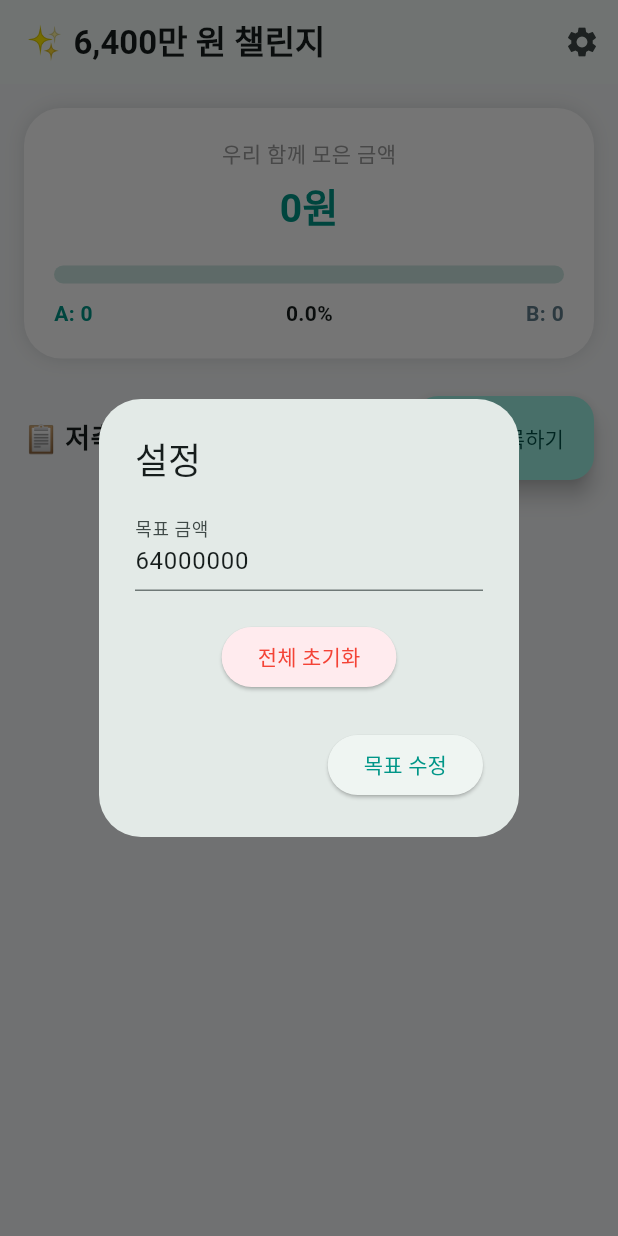
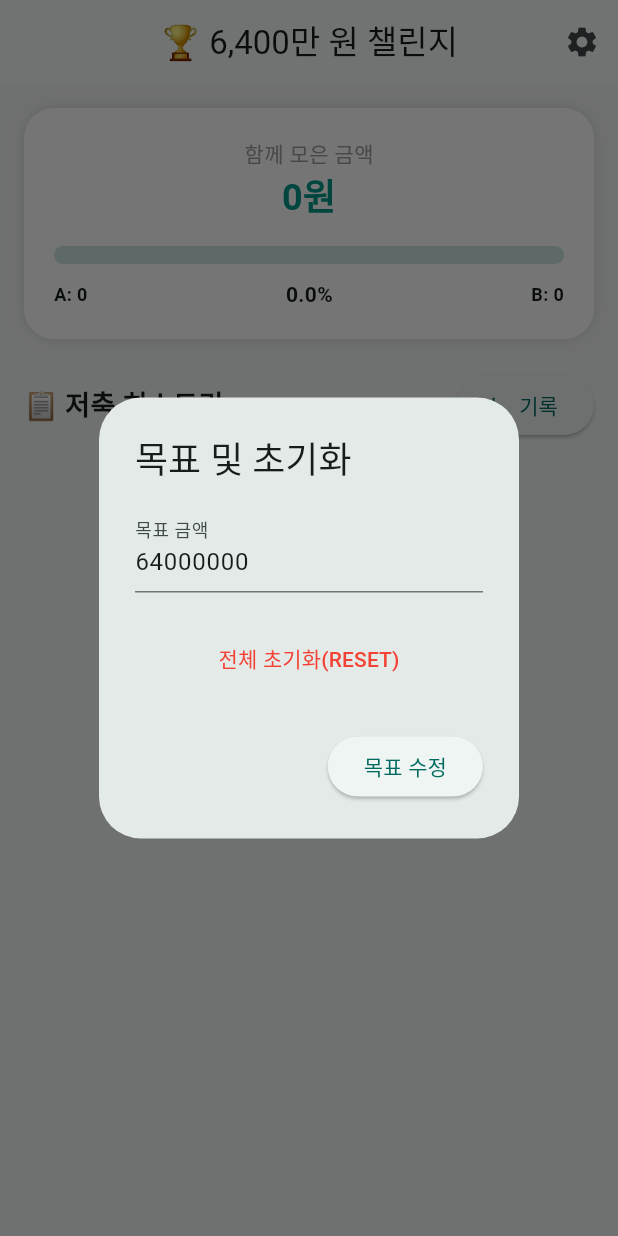
Before and after one commit to isolafide-bot/my_savings_app, a Flutter app: the screen it shows after launch, after a tap on the "settings" icon, on a phone screen of 412 x 824 dp. Run offline on Flutter 3.47's test engine with Material 3 defaults, Android fonts, the phone set to English and light mode, and no system bars; our stand-ins replace shared_preferences.

Commit message:
Refactor theme and variable names in SavingsPage

```diff
--- a/lib/main.dart
+++ b/lib/main.dart
@@ -11,10 +11,7 @@ class MySavingsApp extends StatelessWidget {
   Widget build(BuildContext context) {
     return MaterialApp(
       debugShowCheckedModeBanner: false,
-      theme: ThemeData(
-        colorScheme: ColorScheme.fromSeed(seedColor: Colors.teal, primary: Colors.teal),
-        useMaterial3: true,
-      ),
+      theme: ThemeData(colorScheme: ColorScheme.fromSeed(seedColor: Colors.teal), useMaterial3: true),
       home: const SavingsPage(),
     );
   }
@@ -29,46 +26,43 @@ class SavingsPage extends StatefulWidget {
 class _SavingsPageState extends State<SavingsPage> {
   double goalAmount = 64000000;
   List<Map<String, dynamic>> records = [];
-  final TextEditingController _amtEdit = TextEditingController();
-  final TextEditingController _goalEdit = TextEditingController();
+  final TextEditingController _amtController = TextEditingController();
+  final TextEditingController _goalController = TextEditingController();
   String selectedPartner = 'A';
 
   @override
   void initState() {
     super.initState();
-    _loadData(); // 앱 시작 시 저장된 데이터 불러오기
+    _loadData();
   }
 
-  // 데이터 저장 및 불러오기 기능
   Future<void> _loadData() async {
     final prefs = await SharedPreferences.getInstance();
     setState(() {
-      goalAmount = prefs.getDouble('goal') ?? 64000000;
-      String? savedRecords = prefs.getString('records');
-      if (savedRecords != null) {
-        records = List<Map<String, dynamic>>.from(json.decode(savedRecords));
-      }
+      goalAmount = prefs.getDouble('goal_amt') ?? 64000000;
+      String? saved = prefs.getString('savings_records');
+      if (saved != null) records = List<Map<String, dynamic>>.from(json.decode(saved));
     });
   }
 
   Future<void> _saveData() async {
     final prefs = await SharedPreferences.getInstance();
-    await prefs.setDouble('goal', goalAmount);
-    await prefs.setString('records', json.encode(records));
+    await prefs.setDouble('goal_amt', goalAmount);
+    await prefs.setString('savings_records', json.encode(records));
   }
 
   void _showInput({int? index}) {
     if (index != null) {
-      _amtEdit.text = records[index]['amount'].toString();
+      _amtController.text = records[index]['amount'].toString();
       selectedPartner = records[index]['partner'];
     } else {
-      _amtEdit.clear();
+      _amtController.clear();
       selectedPartner = 'A';
     }
     showDialog(
       context: context,
       builder: (ctx) => AlertDialog(
-        title: Text(index == null ? '💸 새로운 저축' : '✏️ 기록 수정'),
+        title: Text(index == null ? '💰 저축 기록' : '✏️ 기록 수정'),
         content: Column(mainAxisSize: MainAxisSize.min, children: [
           SegmentedButton<String>(
             segments: const [ButtonSegment(value: 'A', label: Text('파트너 A')), ButtonSegment(value: 'B', label: Text('파트너 B'))],
@@ -76,17 +70,18 @@ class _SavingsPageState extends State<SavingsPage> {
             onSelectionChanged: (val) => setState(() => selectedPartner = val.first),
           ),
           const SizedBox(height: 15),
-          TextField(controller: _amtEdit, keyboardType: TextInputType.number, decoration: const InputDecoration(labelText: '금액(원)', border: OutlineInputBorder())),
+          TextField(controller: _amtController, keyboardType: TextInputType.number, decoration: const InputDecoration(labelText: '금액(원)', border: OutlineInputBorder())),
         ]),
         actions: [
           TextButton(onPressed: () => Navigator.pop(ctx), child: const Text('취소')),
           ElevatedButton(onPressed: () {
-            if (_amtEdit.text.isEmpty) return;
+            if (_amtController.text.isEmpty) return;
             setState(() {
+              int amt = int.parse(_amtController.text);
               if (index != null) {
-                records[index] = {'date': records[index]['date'], 'partner': selectedPartner, 'amount': int.parse(_amtEdit.text)};
+                records[index] = {'date': records[index]['date'], 'partner': selectedPartner, 'amount': amt};
               } else {
-                records.insert(0, {'date': DateFormat('yyyy-MM-dd').format(DateTime.now()), 'partner': selectedPartner, 'amount': int.parse(_amtEdit.text)});
+                records.insert(0, {'date': DateFormat('yyyy-MM-dd').format(DateTime.now()), 'partner': selectedPartner, 'amount': amt});
               }
             });
             _saveData();
@@ -105,65 +100,55 @@ class _SavingsPageState extends State<SavingsPage> {
     double progress = (totalSum / goalAmount).clamp(0.0, 1.0);
 
     return Scaffold(
-      backgroundColor: const Color(0xFFF5F7F8),
-      appBar: AppBar(
-        title: const Text('✨ 6,400만 원 챌린지', style: TextStyle(fontWeight: FontWeight.bold)),
-        actions: [
+      backgroundColor: const Color(0xFFF2F4F5),
+      appBar: AppBar(title: const Text('🏆 6,400만 원 챌린지'), centerTitle: true, actions: [
         IconButton(icon: const Icon(Icons.settings), onPressed: () {
-            _goalEdit.text = goalAmount.toInt().toString();
+          _goalController.text = goalAmount.toInt().toString();
           showDialog(context: context, builder: (ctx) => AlertDialog(
-              title: const Text('설정'),
+            title: const Text('목표 및 초기화'),
             content: Column(mainAxisSize: MainAxisSize.min, children: [
-                TextField(controller: _goalEdit, keyboardType: TextInputType.number, decoration: const InputDecoration(labelText: '목표 금액')),
+              TextField(controller: _goalController, keyboardType: TextInputType.number, decoration: const InputDecoration(labelText: '목표 금액')),
               const SizedBox(height: 20),
-                ElevatedButton(onPressed: () { setState(() { records.clear(); goalAmount = 64000000; }); _saveData(); Navigator.pop(ctx); },
-                  style: ElevatedButton.styleFrom(backgroundColor: Colors.red[50]), child: const Text('전체 초기화', style: TextStyle(color: Colors.red))),
+              TextButton(onPressed: () { setState(() { records.clear(); goalAmount = 64000000; }); _saveData(); Navigator.pop(ctx); },
+                child: const Text('전체 초기화(RESET)', style: TextStyle(color: Colors.red))),
             ]),
-              actions: [ElevatedButton(onPressed: () { setState(() => goalAmount = double.parse(_goalEdit.text)); _saveData(); Navigator.pop(ctx); }, child: const Text('목표 수정'))],
+            actions: [ElevatedButton(onPressed: () { setState(() => goalAmount = double.parse(_goalController.text)); _saveData(); Navigator.pop(ctx); }, child: const Text('목표 수정'))],
           ));
         })
-        ],
-      ),
+      ]),
       body: SingleChildScrollView(
         padding: const EdgeInsets.all(16),
         child: Column(children: [
-          // 디자인이 강화된 대시보드
           Container(
             padding: const EdgeInsets.all(20),
-            decoration: BoxDecoration(color: Colors.white, borderRadius: BorderRadius.circular(25), boxShadow: [BoxShadow(color: Colors.black12, blurRadius: 10)]),
+            decoration: BoxDecoration(color: Colors.white, borderRadius: BorderRadius.circular(20), boxShadow: [const BoxShadow(color: Colors.black12, blurRadius: 8)]),
             child: Column(children: [
-              const Text('우리 함께 모은 금액', style: TextStyle(color: Colors.grey, fontSize: 14)),
-              const SizedBox(height: 5),
-              Text('${NumberFormat('#,###').format(totalSum)}원', style: const TextStyle(fontSize: 26, fontWeight: FontWeight.bold, color: Colors.teal)),
-              const SizedBox(height: 20),
-              LinearProgressIndicator(value: progress, minHeight: 12, borderRadius: BorderRadius.circular(10), color: Colors.orangeAccent),
+              const Text('함께 모은 금액', style: TextStyle(color: Colors.grey)),
+              Text('${NumberFormat('#,###').format(totalSum)}원', style: const TextStyle(fontSize: 24, fontWeight: FontWeight.bold, color: Colors.teal)),
+              const SizedBox(height: 15),
+              ClipRRect(borderRadius: BorderRadius.circular(10), child: LinearProgressIndicator(value: progress, minHeight: 12, color: Colors.orangeAccent)),
               const SizedBox(height: 10),
               Row(mainAxisAlignment: MainAxisAlignment.spaceBetween, children: [
-                Text('A: ${NumberFormat('#,###').format(totalA)}', style: const TextStyle(fontWeight: FontWeight.bold, color: Colors.teal)),
+                Text('A: ${NumberFormat('#,###').format(totalA)}', style: const TextStyle(fontSize: 12, fontWeight: FontWeight.bold)),
                 Text('${(progress * 100).toStringAsFixed(1)}%', style: const TextStyle(fontWeight: FontWeight.bold)),
-                Text('B: ${NumberFormat('#,###').format(totalB)}', style: const TextStyle(fontWeight: FontWeight.bold, color: Colors.blueGrey)),
+                Text('B: ${NumberFormat('#,###').format(totalB)}', style: const TextStyle(fontSize: 12, fontWeight: FontWeight.bold)),
               ])
             ]),
           ),
-          const SizedBox(height: 25),
+          const SizedBox(height: 20),
           Row(mainAxisAlignment: MainAxisAlignment.spaceBetween, children: [
             const Text('📋 저축 히스토리', style: TextStyle(fontSize: 18, fontWeight: FontWeight.bold)),
-            FloatingActionButton.extended(onPressed: () => _showInput(), label: const Text('기록하기'), icon: const Icon(Icons.add), size: const Size(120, 45)),
+            ElevatedButton.icon(onPressed: () => _showInput(), icon: const Icon(Icons.add), label: const Text('기록'))
           ]),
-          const SizedBox(height: 15),
-          // 내역 리스트
+          const SizedBox(height: 10),
           ...records.asMap().entries.map((e) => Card(
-            margin: const EdgeInsets.only(bottom: 12),
-            shape: RoundedRectangleBorder(borderRadius: BorderRadius.circular(15)),
             child: ListTile(
-              leading: CircleAvatar(backgroundColor: e.value['partner'] == 'A' ? Colors.teal[50] : Colors.blueGrey[50], child: Text(e.value['partner'])),
-              title: Text('${NumberFormat('#,###').format(e.value['amount'])}원', style: const TextStyle(fontWeight: FontWeight.bold)),
+              leading: CircleAvatar(child: Text(e.value['partner'])),
+              title: Text('${NumberFormat('#,###').format(e.value['amount'])}원'),
               subtitle: Text(e.value['date']),
               trailing: Row(mainAxisSize: MainAxisSize.min, children: [
-                IconButton(icon: const Icon(Icons.edit_outlined, size: 20), onPressed: () => _showInput(index: e.key)),
-                IconButton(icon: const Icon(Icons.delete_outline, size: 20, color: Colors.redAccent), onPressed: () {
-                  setState(() => records.removeAt(e.key)); _saveData();
-                }),
+                IconButton(icon: const Icon(Icons.edit, size: 20), onPressed: () => _showInput(index: e.key)),
+                IconButton(icon: const Icon(Icons.delete, size: 20, color: Colors.red), onPressed: () { setState(() => records.removeAt(e.key)); _saveData(); }),
               ]),
             ),
           )).toList(),
```
Lines whose indentation alone changed are shown as unchanged.
